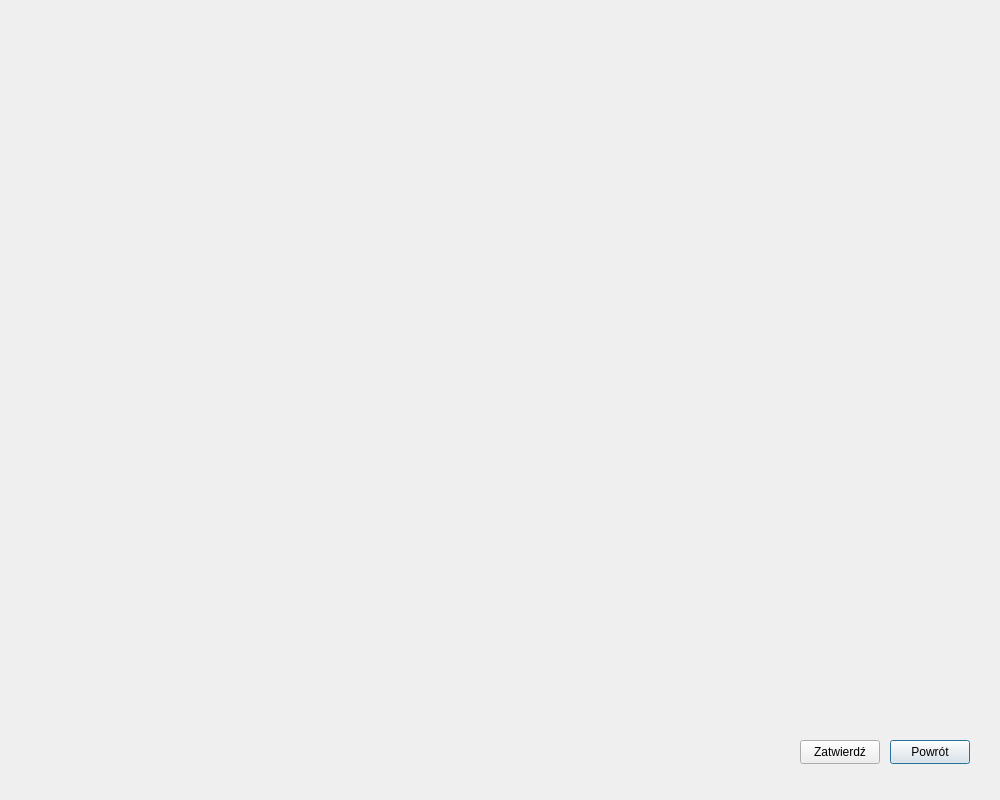
Old version of the form Ksiazka/dodaj.ui in the repository ZuzaJas/Filtrujaca-Ksiazka.
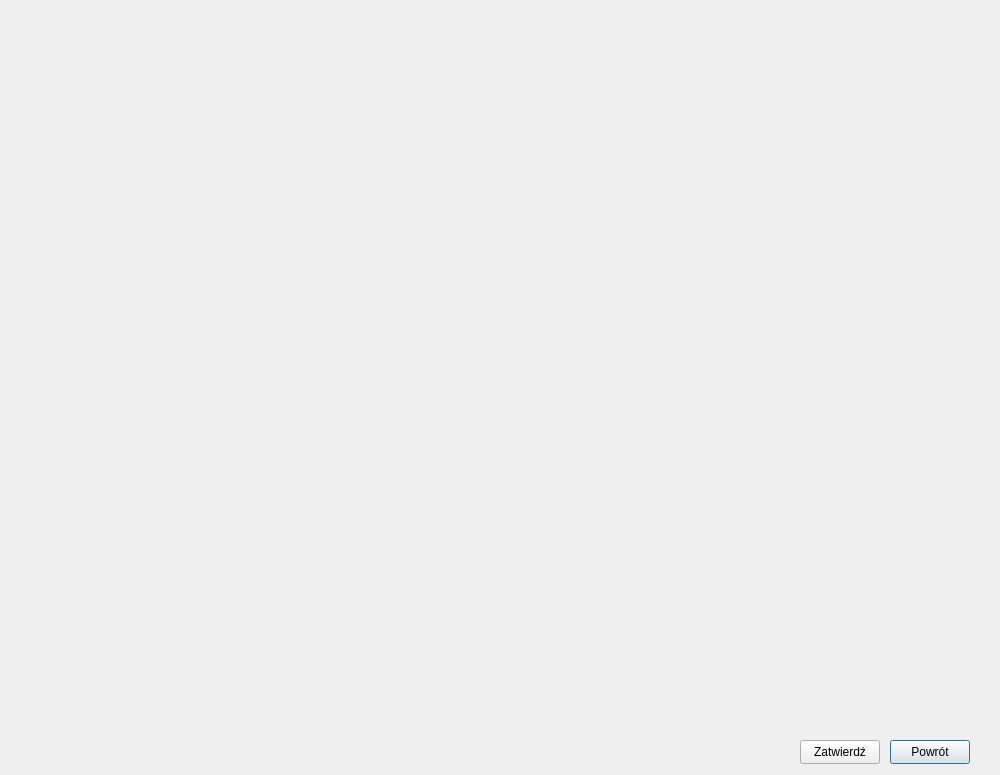
New version of the form.

The edit to the form file:
```diff
--- a/Ksiazka/dodaj.ui
+++ b/Ksiazka/dodaj.ui
@@ -7,7 +7,7 @@
     <x>0</x>
     <y>0</y>
     <width>1000</width>
-    <height>800</height>
+    <height>775</height>
    </rect>
   </property>
   <property name="windowTitle">
```
